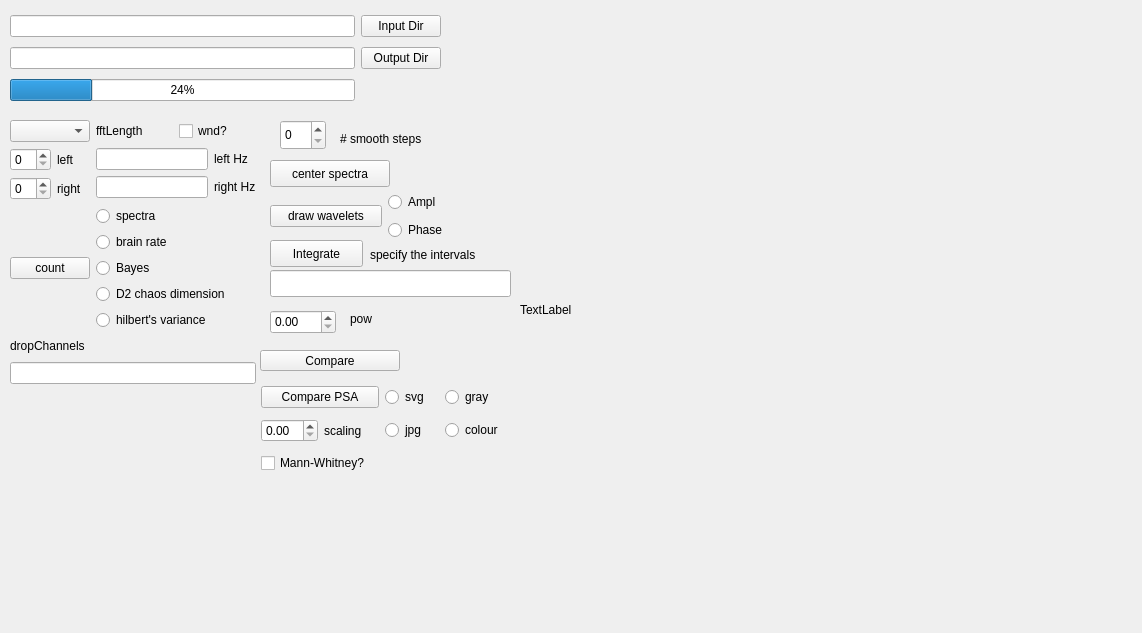
Qt form spectre.ui (ArtfulVampire/SecondGUIrepo) before a commit.
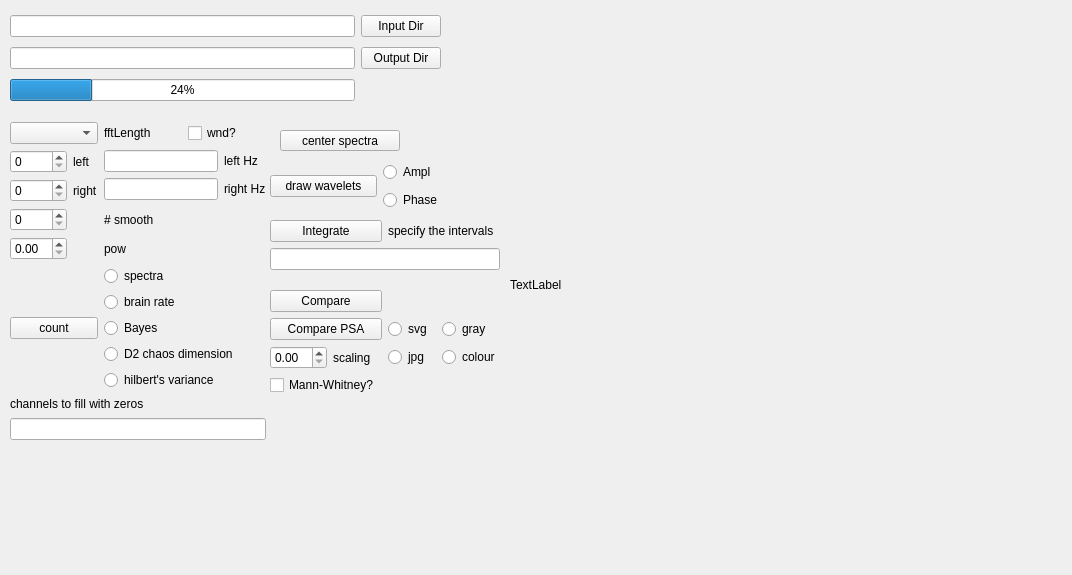
The same form after that commit.

```diff
--- a/spectre.ui
+++ b/spectre.ui
@@ -6,8 +6,8 @@
    <rect>
     <x>0</x>
     <y>0</y>
-    <width>1142</width>
-    <height>633</height>
+    <width>1072</width>
+    <height>575</height>
    </rect>
   </property>
   <property name="windowTitle">
@@ -52,72 +52,13 @@
     </item>
    </layout>
   </widget>
-  <widget class="QPushButton" name="integrateButton">
-   <property name="geometry">
-    <rect>
-     <x>270</x>
-     <y>240</y>
-     <width>93</width>
-     <height>27</height>
-    </rect>
-   </property>
-   <property name="text">
-    <string>Integrate</string>
-   </property>
-  </widget>
-  <widget class="QLineEdit" name="integrateLineEdit">
-   <property name="geometry">
-    <rect>
-     <x>270</x>
-     <y>270</y>
-     <width>241</width>
-     <height>27</height>
-    </rect>
-   </property>
-  </widget>
-  <widget class="QLabel" name="label_12">
-   <property name="geometry">
-    <rect>
-     <x>370</x>
-     <y>240</y>
-     <width>141</width>
-     <height>30</height>
-    </rect>
-   </property>
-   <property name="text">
-    <string>specify the intervals</string>
-   </property>
-  </widget>
-  <widget class="QLabel" name="label_4">
-   <property name="geometry">
-    <rect>
-     <x>340</x>
-     <y>130</y>
-     <width>105</width>
-     <height>17</height>
-    </rect>
-   </property>
-   <property name="text">
-    <string># smooth steps</string>
-   </property>
-  </widget>
-  <widget class="QSpinBox" name="smoothBox">
-   <property name="geometry">
-    <rect>
-     <x>280</x>
-     <y>120</y>
-     <width>46</width>
-     <height>30</height>
-    </rect>
-   </property>
-  </widget>
   <widget class="QLabel" name="specLabel">
    <property name="geometry">
     <rect>
-     <x>520</x>
+     <x>510</x>
      <y>10</y>
-     <width>600</width>
-     <height>600</height>
+     <width>550</width>
+     <height>550</height>
     </rect>
    </property>
    <property name="text">
@@ -127,10 +68,10 @@
   <widget class="QPushButton" name="centerButton">
    <property name="geometry">
     <rect>
-     <x>270</x>
-     <y>160</y>
+     <x>280</x>
+     <y>130</y>
      <width>120</width>
-     <height>27</height>
+     <height>21</height>
     </rect>
    </property>
    <property name="text">
@@ -141,8 +82,8 @@
    <property name="geometry">
     <rect>
      <x>270</x>
-     <y>190</y>
-     <width>230</width>
+     <y>160</y>
+     <width>220</width>
      <height>52</height>
     </rect>
    </property>
@@ -174,117 +115,86 @@
     </item>
    </layout>
   </widget>
-  <widget class="QLabel" name="label_13">
-   <property name="geometry">
-    <rect>
-     <x>350</x>
-     <y>310</y>
-     <width>61</width>
-     <height>17</height>
-    </rect>
-   </property>
-   <property name="text">
-    <string>pow</string>
-   </property>
-  </widget>
-  <widget class="QDoubleSpinBox" name="powDoubleSpinBox">
+  <widget class="QWidget" name="">
    <property name="geometry">
     <rect>
      <x>270</x>
-     <y>310</y>
-     <width>66</width>
-     <height>24</height>
-    </rect>
-   </property>
-  </widget>
-  <widget class="QWidget" name="layoutWidget">
-   <property name="geometry">
-    <rect>
-     <x>261</x>
-     <y>381</y>
-     <width>242</width>
-     <height>98</height>
+     <y>290</y>
+     <width>230</width>
+     <height>107</height>
     </rect>
    </property>
    <layout class="QGridLayout" name="gridLayout">
-    <item row="2" column="0" colspan="2">
-     <widget class="QCheckBox" name="MWcheckBox">
+    <item row="0" column="0" colspan="2">
+     <widget class="QPushButton" name="avButton">
       <property name="text">
-       <string>Mann-Whitney?</string>
+       <string>Compare</string>
       </property>
      </widget>
     </item>
-    <item row="0" column="0" colspan="2">
+    <item row="1" column="0" colspan="2">
      <widget class="QPushButton" name="psaButton">
       <property name="text">
        <string>Compare PSA</string>
       </property>
      </widget>
     </item>
-    <item row="0" column="2">
+    <item row="1" column="2">
      <widget class="QRadioButton" name="svgButton">
       <property name="text">
        <string>svg</string>
       </property>
      </widget>
     </item>
-    <item row="0" column="3">
+    <item row="1" column="3">
      <widget class="QRadioButton" name="grayRadioButton">
       <property name="text">
        <string>gray</string>
       </property>
      </widget>
     </item>
-    <item row="1" column="0">
+    <item row="2" column="0">
      <widget class="QDoubleSpinBox" name="scalingDoubleSpinBox"/>
     </item>
-    <item row="1" column="3">
-     <widget class="QRadioButton" name="colourRadioButton">
-      <property name="text">
-       <string>colour</string>
-      </property>
-     </widget>
-    </item>
-    <item row="1" column="2">
-     <widget class="QRadioButton" name="jpgButton">
-      <property name="text">
-       <string>jpg</string>
-      </property>
-     </widget>
-    </item>
-    <item row="1" column="1">
+    <item row="2" column="1">
      <widget class="QLabel" name="label_11">
       <property name="text">
        <string>scaling</string>
       </property>
      </widget>
     </item>
+    <item row="2" column="2">
+     <widget class="QRadioButton" name="jpgButton">
+      <property name="text">
+       <string>jpg</string>
+      </property>
+     </widget>
+    </item>
+    <item row="2" column="3">
+     <widget class="QRadioButton" name="colourRadioButton">
+      <property name="text">
+       <string>colour</string>
+      </property>
+     </widget>
+    </item>
+    <item row="3" column="0" colspan="2">
+     <widget class="QCheckBox" name="MWcheckBox">
+      <property name="text">
+       <string>Mann-Whitney?</string>
+      </property>
+     </widget>
+    </item>
    </layout>
   </widget>
-  <widget class="QPushButton" name="avButton">
-   <property name="geometry">
-    <rect>
-     <x>260</x>
-     <y>350</y>
-     <width>140</width>
-     <height>21</height>
-    </rect>
-   </property>
-   <property name="text">
-    <string>Compare</string>
-   </property>
-  </widget>
-  <widget class="QWidget" name="layoutWidget">
+  <widget class="QWidget" name="">
    <property name="geometry">
     <rect>
      <x>10</x>
-     <y>120</y>
-     <width>246</width>
-     <height>264</height>
+     <y>122</y>
+     <width>256</width>
+     <height>318</height>
     </rect>
    </property>
-   <layout class="QVBoxLayout" name="countLayout">
-    <item>
      <layout class="QGridLayout" name="gridLayout_3">
       <item row="0" column="0" colspan="2">
        <widget class="QComboBox" name="fftComboBox"/>
@@ -351,8 +261,41 @@
         </property>
        </widget>
       </item>
-      <item row="3" column="0" colspan="2">
+    <item row="3" column="0">
+     <widget class="QSpinBox" name="smoothBox"/>
+    </item>
+    <item row="3" column="2">
+     <widget class="QLabel" name="label_4">
+      <property name="text">
+       <string># smooth</string>
+      </property>
+     </widget>
+    </item>
+    <item row="4" column="0">
+     <widget class="QDoubleSpinBox" name="powDoubleSpinBox"/>
+    </item>
+    <item row="4" column="2">
+     <widget class="QLabel" name="label_13">
+      <property name="text">
+       <string>pow</string>
+      </property>
+     </widget>
+    </item>
+    <item row="5" column="0" rowspan="5" colspan="2">
        <layout class="QVBoxLayout" name="verticalLayout">
+      <item>
+       <spacer name="verticalSpacer">
+        <property name="orientation">
+         <enum>Qt::Vertical</enum>
+        </property>
+        <property name="sizeHint" stdset="0">
+         <size>
+          <width>20</width>
+          <height>40</height>
+         </size>
+        </property>
+       </spacer>
+      </item>
         <item>
          <widget class="QPushButton" name="countButton">
           <property name="text">
@@ -360,58 +303,94 @@
           </property>
          </widget>
         </item>
-       </layout>
-      </item>
-      <item row="3" column="2">
-       <layout class="QVBoxLayout" name="verticalLayout_2">
         <item>
+       <spacer name="verticalSpacer_2">
+        <property name="orientation">
+         <enum>Qt::Vertical</enum>
+        </property>
+        <property name="sizeHint" stdset="0">
+         <size>
+          <width>20</width>
+          <height>40</height>
+         </size>
+        </property>
+       </spacer>
+      </item>
+     </layout>
+    </item>
+    <item row="5" column="2">
          <widget class="QRadioButton" name="spectraRadioButton">
           <property name="text">
            <string>spectra</string>
           </property>
          </widget>
         </item>
-        <item>
+    <item row="6" column="2">
          <widget class="QRadioButton" name="brainRateRadioButton">
           <property name="text">
            <string>brain rate</string>
           </property>
          </widget>
         </item>
-        <item>
+    <item row="7" column="2">
          <widget class="QRadioButton" name="bayesRadioButton">
           <property name="text">
            <string>Bayes</string>
           </property>
          </widget>
         </item>
-        <item>
+    <item row="8" column="2">
          <widget class="QRadioButton" name="d2RadioButton">
           <property name="text">
            <string>D2 chaos dimension</string>
           </property>
          </widget>
         </item>
-        <item>
+    <item row="9" column="2">
          <widget class="QRadioButton" name="hilbertsVarRadioButton">
           <property name="text">
            <string>hilbert's variance</string>
           </property>
          </widget>
         </item>
-       </layout>
-      </item>
-     </layout>
-    </item>
-    <item>
-     <widget class="QLabel" name="label_5">
-      <property name="text">
-       <string>dropChannels</string>
-      </property>
-     </widget>
-    </item>
-    <item>
+    <item row="11" column="0" colspan="3">
      <widget class="QLineEdit" name="dropChannelsLineEdit"/>
+    </item>
+    <item row="10" column="0" colspan="3">
+     <widget class="QLabel" name="label_5">
+      <property name="text">
+       <string>channels to fill with zeros</string>
+      </property>
+     </widget>
+    </item>
+   </layout>
+  </widget>
+  <widget class="QWidget" name="">
+   <property name="geometry">
+    <rect>
+     <x>270</x>
+     <y>220</y>
+     <width>230</width>
+     <height>52</height>
+    </rect>
+   </property>
+   <layout class="QGridLayout" name="gridLayout_4">
+    <item row="0" column="0">
+     <widget class="QPushButton" name="integrateButton">
+      <property name="text">
+       <string>Integrate</string>
+      </property>
+     </widget>
+    </item>
+    <item row="0" column="1">
+     <widget class="QLabel" name="label_12">
+      <property name="text">
+       <string>specify the intervals</string>
+      </property>
+     </widget>
+    </item>
+    <item row="1" column="0" colspan="2">
+     <widget class="QLineEdit" name="integrateLineEdit"/>
     </item>
    </layout>
   </widget>
```
Left out of the diff: 12 changed lines with no effect on the pictures. Lines whose indentation alone changed are shown as unchanged.
